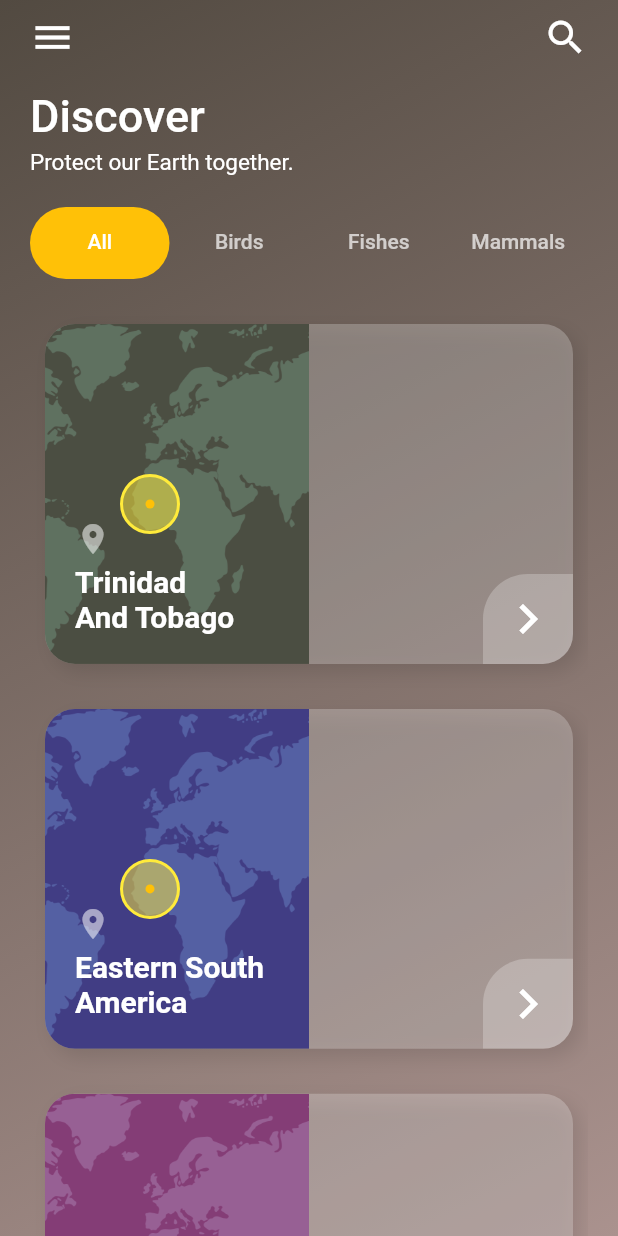
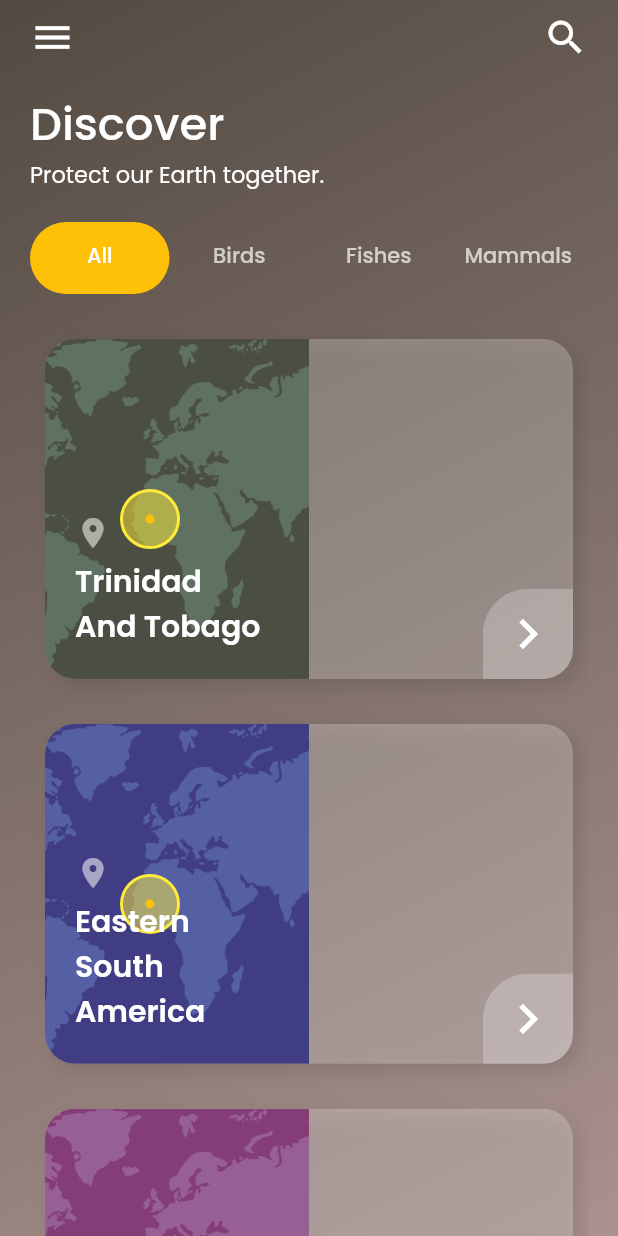
Before and after one commit to chetbis/discover_flutter, a Flutter app: the screen it shows after launch, on a phone screen of 412 x 824 dp. Run offline on Flutter 3.47's test engine with Material 2 defaults, Android fonts, the light colour scheme and no system bars; our stand-ins replace google_fonts.

Commit message:
add popping font family

```diff
--- a/lib/main.dart
+++ b/lib/main.dart
@@ -1,5 +1,6 @@
 import 'package:discover_app/pages/discover_screen.dart';
 import 'package:flutter/material.dart';
+import 'package:google_fonts/google_fonts.dart';
 
 void main() {
   runApp(const MyApp());
@@ -15,6 +16,7 @@ class MyApp extends StatelessWidget {
       debugShowCheckedModeBanner: false,
       title: 'Flutter Demo',
       theme: ThemeData(
+        fontFamily: GoogleFonts.poppins().fontFamily,
         brightness: Brightness.dark,
       ),
       home: const DiscoverScreen(),
--- a/pubspec.yaml
+++ b/pubspec.yaml
@@ -28,6 +28,7 @@ environment:
 # the latest version available on pub.dev. To see which dependencies have newer
 # versions available, run `flutter pub outdated`.
 dependencies:
+  google_fonts:
   flutter:
     sdk: flutter
 
```
Also changed, not shown: pubspec.lock.
